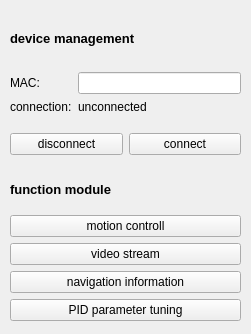
Qt form software/Trace_Rover_GC/main_widget.ui (YaoKungchern/system_design_and_compute_final_project) before a commit.
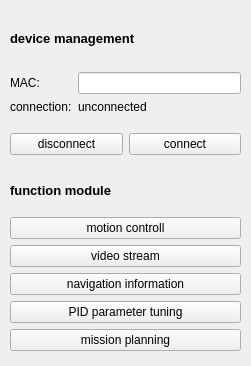
The same form after that commit.

```diff
--- a/software/Trace_Rover_GC/main_widget.ui
+++ b/software/Trace_Rover_GC/main_widget.ui
@@ -7,13 +7,13 @@
     <x>0</x>
     <y>0</y>
     <width>251</width>
-    <height>334</height>
+    <height>366</height>
    </rect>
   </property>
   <property name="minimumSize">
    <size>
     <width>251</width>
-    <height>334</height>
+    <height>366</height>
    </size>
   </property>
   <property name="sizeIncrement">
@@ -37,7 +37,7 @@
      <x>10</x>
      <y>170</y>
      <width>231</width>
-     <height>151</height>
+     <height>181</height>
     </rect>
    </property>
    <layout class="QVBoxLayout" name="verticalLayout_1">
@@ -82,6 +82,13 @@
       </property>
      </widget>
     </item>
+    <item>
+     <widget class="QPushButton" name="mission_button">
+      <property name="text">
+       <string>mission planning</string>
+      </property>
+     </widget>
+    </item>
    </layout>
   </widget>
   <widget class="QWidget" name="verticalLayoutWidget_3">
```
